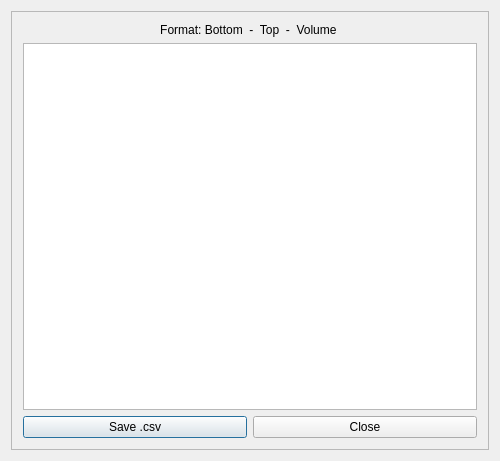
Before: the Qt Designer form plugins/qCMAT/ui/displaySurface.ui in SuzanaLucia/qCMAT, drawn with Qt 5.
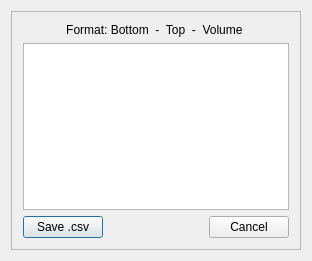
After: the same form once the commit is applied.

```diff
--- a/plugins/qCMAT/ui/displaySurface.ui
+++ b/plugins/qCMAT/ui/displaySurface.ui
@@ -6,14 +6,14 @@
    <rect>
     <x>0</x>
     <y>0</y>
-    <width>500</width>
-    <height>461</height>
+    <width>312</width>
+    <height>261</height>
    </rect>
   </property>
   <property name="windowTitle">
    <string>display surfaces</string>
   </property>
-  <layout class="QGridLayout" name="gridLayout">
+  <layout class="QGridLayout" name="gridLayout_2">
    <item row="0" column="0">
     <widget class="QFrame" name="frame">
      <property name="frameShape">
@@ -22,7 +22,7 @@
      <property name="frameShadow">
       <enum>QFrame::Raised</enum>
      </property>
-     <layout class="QGridLayout" name="gridLayout_2">
+     <layout class="QGridLayout" name="gridLayout">
       <item row="0" column="0" colspan="2">
        <widget class="QLabel" name="title">
         <property name="text">
@@ -44,9 +44,9 @@
        </widget>
       </item>
       <item row="2" column="1">
-       <widget class="QPushButton" name="Close">
-        <property name="text">
-         <string>Close</string>
+       <widget class="QDialogButtonBox" name="cancelButton">
+        <property name="standardButtons">
+         <set>QDialogButtonBox::Cancel</set>
         </property>
        </widget>
       </item>
```
Left out of the diff: 2 changed lines with no effect on the pictures.
